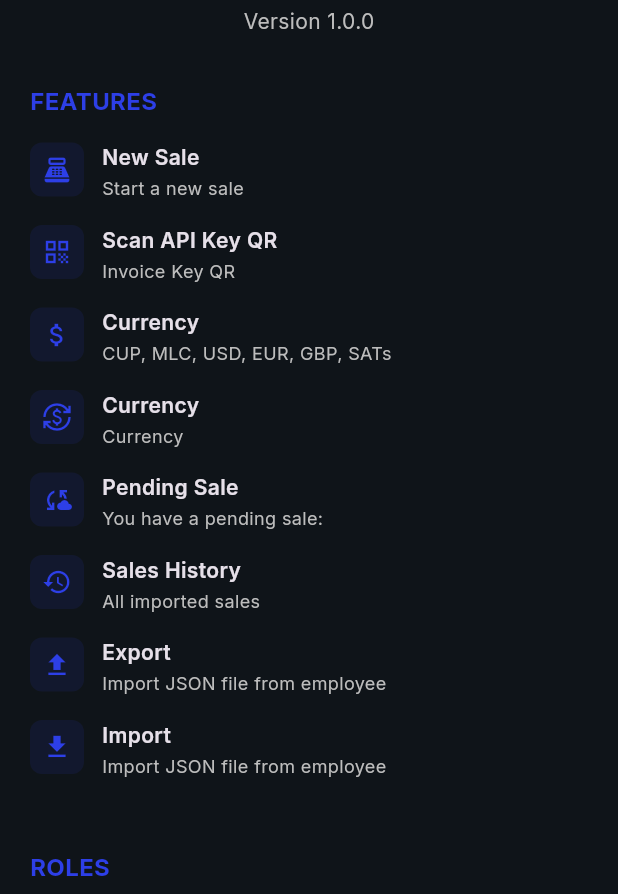
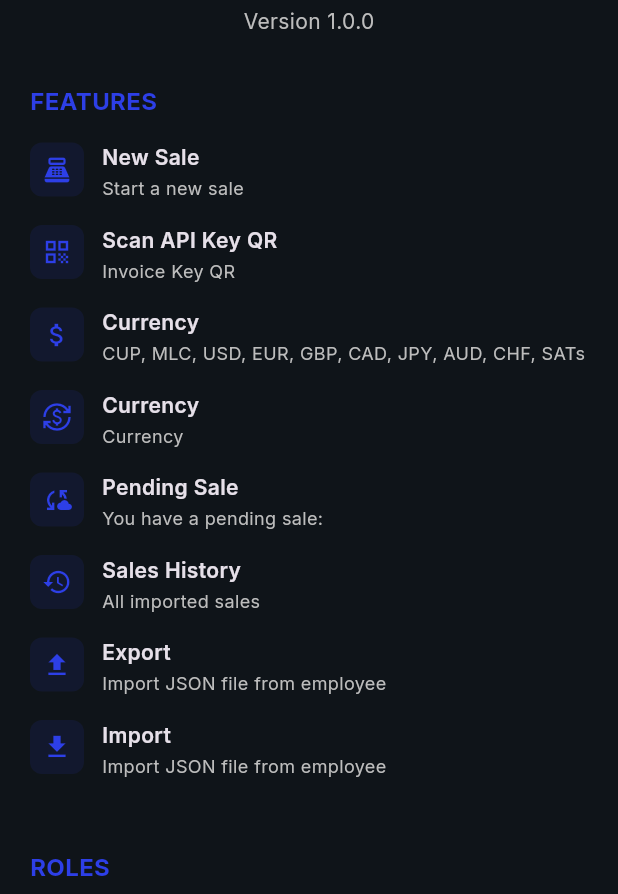
Before and after one commit to Delgado74/lachispa-pos, a Flutter app: the AboutScreen screen opened by its route, on a phone screen of 412 x 824 dp, the part 342-1236 px from its top. Run offline on Flutter 3.47's test engine with Material 3 defaults, Android fonts, the phone set to English and light mode, and no system bars; our stand-ins replace dio, file_picker, google_fonts, qr_flutter, share_plus, shared_preferences and 1 more; missing offline and left inert: mobile_scanner; accounts and stored records are empty.

Commit message:
fix: update supported currencies in About screen to show all 10 currencies

```diff
--- a/lib/screens/about_screen.dart
+++ b/lib/screens/about_screen.dart
@@ -71,7 +71,7 @@ class AboutScreen extends StatelessWidget {
             _FeatureItem(
               icon: Icons.attach_money,
               title: l10n.currency_settings,
-              description: 'CUP, MLC, USD, EUR, GBP, SATs',
+              description: 'CUP, MLC, USD, EUR, GBP, CAD, JPY, AUD, CHF, SATs',
             ),
             _FeatureItem(
               icon: Icons.currency_exchange,
```
